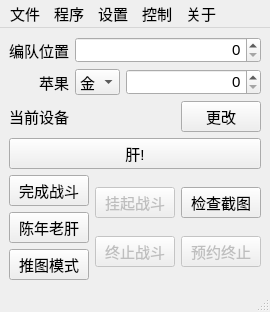
This is FGO-py/fgoMainWindow.ui in hgjazhgj/FGO-py as Qt 5 draws it before an edit. The edited form follows.
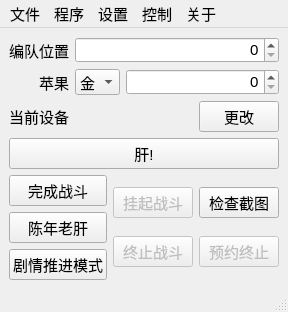
This is the edited form.

Commit message: 推图模式更名为剧情推进模式

The edit to the form file:
```diff
--- a/FGO-py/fgoMainWindow.ui
+++ b/FGO-py/fgoMainWindow.ui
@@ -201,7 +201,7 @@
            <string>推图用的模式</string>
           </property>
           <property name="text">
-           <string>推图模式</string>
+           <string>剧情推进模式</string>
           </property>
          </widget>
         </item>
```
Left out of the diff: 2 changed lines with no effect on the pictures. The commit also changes 1 other file.
